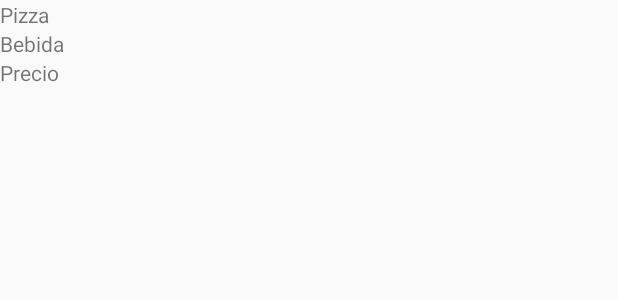
After one commit to ematgim/pmdm_tema3_Proyecto1, an Android app: the layout view_elementoslista.xml on its own in the app's theme, with its tools: preview values and no code run, on a phone screen of 412 x 824 dp. The commit adds this screen. Shown: the top 300 px of the screen. Run offline under Robolectric (Android 15) with nearby library versions, the phone set to English and light mode, and no system bars.

Commit message:
No acaba de pasar los datos

```diff
--- a/app/build.gradle
+++ b/app/build.gradle
@@ -24,6 +24,7 @@ dependencies {
     implementation 'androidx.appcompat:appcompat:1.1.0'
     implementation 'androidx.constraintlayout:constraintlayout:1.1.3'
     implementation 'com.github.santalu:mask-edittext:1.0.7'
+    implementation 'androidx.recyclerview:recyclerview:1.0.0'
     testImplementation 'junit:junit:4.12'
     androidTestImplementation 'androidx.test:runner:1.2.0'
     androidTestImplementation 'androidx.test.espresso:espresso-core:3.2.0'
--- a/app/src/main/AndroidManifest.xml
+++ b/app/src/main/AndroidManifest.xml
@@ -9,9 +9,10 @@
         android:roundIcon="@mipmap/ic_launcher_round"
         android:supportsRtl="true"
         android:theme="@style/AppTheme">
+        <activity android:name=".testrecycle"></activity>
         <activity android:name=".FormularioPago" />
-        <activity android:name=".ResupenPago"/>
-        <activity android:name=".ResupenPedido"/>
+        <activity android:name=".ResupenPago" />
+        <activity android:name=".ResupenPedido" />
         <activity android:name=".MainActivity">
             <intent-filter>
                 <action android:name="android.intent.action.MAIN" />
--- a/app/src/main/java/com/example/pmdm_tema2_proyecto1/MainActivity.java
+++ b/app/src/main/java/com/example/pmdm_tema2_proyecto1/MainActivity.java
@@ -163,7 +163,7 @@ public class MainActivity extends AppCompatActivity {
             public void onClick(View view) {
 
 
-                Intent intent = new Intent(MainActivity.this, ResupenPedido.class);
+                Intent intent = new Intent(MainActivity.this, testrecycle.class);
                 Bundle bundle = new Bundle();
                 bundle.putSerializable("ShoppingKart", shoppingKart);
                 intent.putExtras(bundle);
--- a/app/src/main/java/com/example/pmdm_tema2_proyecto1/ShoppingKart.java
+++ b/app/src/main/java/com/example/pmdm_tema2_proyecto1/ShoppingKart.java
@@ -8,7 +8,7 @@ public class ShoppingKart implements Serializable {
 
 
     private String clientName;
-    private List<Menu> menuList;
+    private ArrayList<Menu> menuList;
     private Double totalPrice = 0.0;
 
     public ShoppingKart(){
@@ -23,7 +23,7 @@ public class ShoppingKart implements Serializable {
         this.clientName = clientName;
     }
 
-    public List<Menu> getMenuList() {
+    public ArrayList<Menu> getMenuList() {
         return menuList;
     }
 
--- /dev/null
+++ b/app/src/main/res/layout/view_elementoslista.xml
@@ -0,0 +1,23 @@
+<?xml version="1.0" encoding="utf-8"?>
+<LinearLayout xmlns:android="http://schemas.android.com/apk/res/android"
+    xmlns:tools="http://schemas.android.com/tools"
+    android:orientation="vertical"
+    android:layout_width="match_parent"
+    android:layout_height="wrap_content">
+
+    <TextView
+        android:layout_width="match_parent"
+        android:layout_height="wrap_content"
+        tools:text="Pizza"
+        android:id="@+id/txtVComida"/>
+    <TextView
+        android:layout_width="match_parent"
+        android:layout_height="wrap_content"
+        tools:text="Bebida"
+        android:id="@+id/txtVBebida"/>
+    <TextView
+        android:layout_width="match_parent"
+        android:layout_height="wrap_content"
+        tools:text="Precio"
+        android:id="@+id/txtVPrecioMenu"/>/>
+</LinearLayout>
```
Also changed, not shown: app/src/main/java/com/example/pmdm_tema2_proyecto1/ResumenPedidoAdapter.java (added, +66 -0 lines), app/src/main/java/com/example/pmdm_tema2_proyecto1/ResupenPedido.java (+40 -8 lines), app/src/main/java/com/example/pmdm_tema2_proyecto1/testrecycle.java (added, +47 -0 lines), app/src/main/res/layout/activity_resupen_pedido.xml (+22 -2 lines), app/src/main/res/layout/activity_testrecycle.xml (added, +14 -0 lines).
